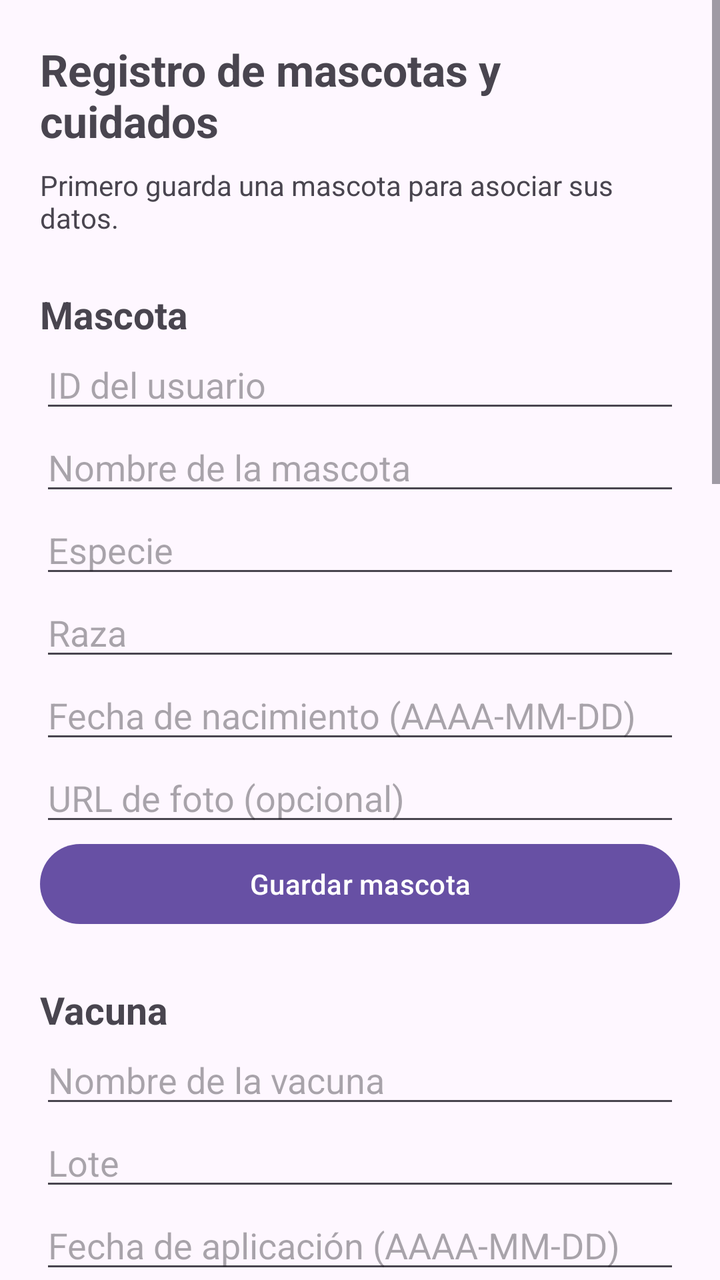
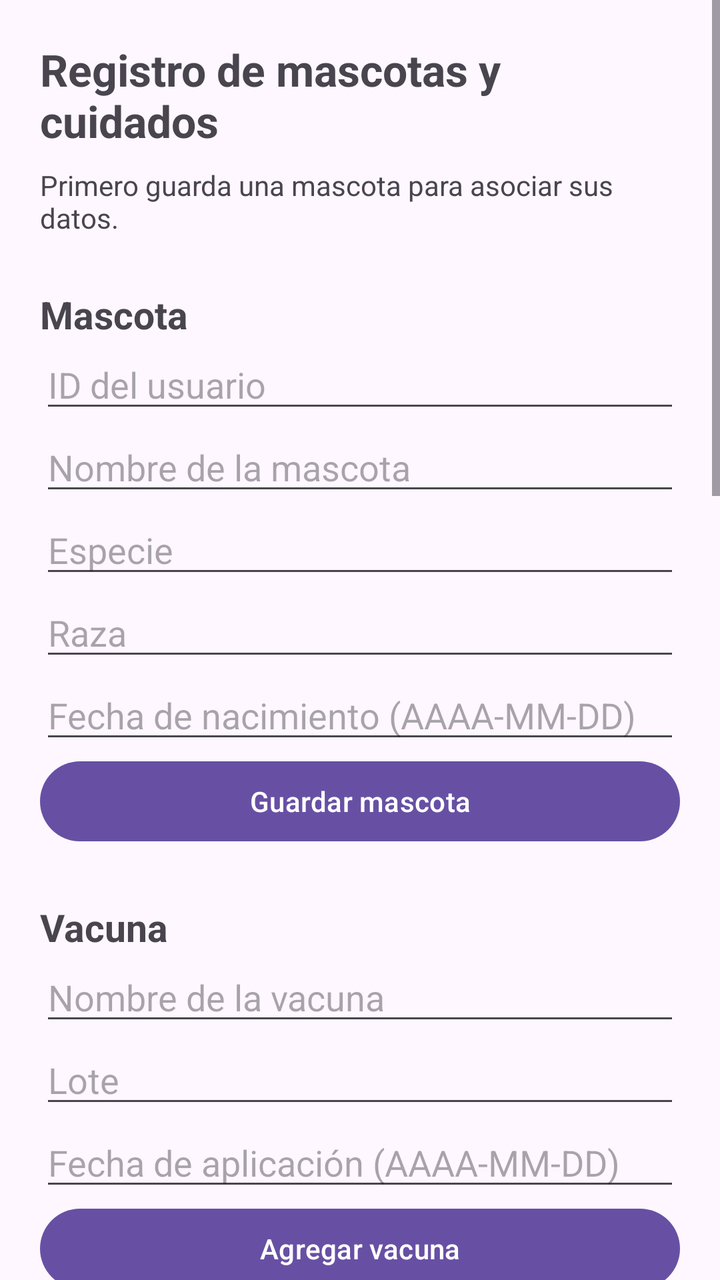

Compare the two renders of this Android layout. The source of the first and the diff that turns it into the second are given below.
<!-- AndroidManifest.xml: application theme Theme.AppHuellitas -->
<!-- res/layout/activity_mascotas.xml -->
<?xml version="1.0" encoding="utf-8"?>
<androidx.constraintlayout.widget.ConstraintLayout xmlns:android="http://schemas.android.com/apk/res/android"
    xmlns:app="http://schemas.android.com/apk/res-auto"
    xmlns:tools="http://schemas.android.com/tools"
    android:id="@+id/main"
    android:layout_width="match_parent"
    android:layout_height="match_parent"
    tools:context=".MascotasPantalla">

    <ScrollView xmlns:android="http://schemas.android.com/apk/res/android"
        android:layout_width="match_parent"
        android:layout_height="match_parent"
        android:fillViewport="true">

        <LinearLayout
            android:layout_width="match_parent"
            android:layout_height="wrap_content"
            android:orientation="vertical"
            android:padding="20dp">

            <TextView
                android:layout_width="match_parent"
                android:layout_height="wrap_content"
                android:text="Registro de mascotas y cuidados"
                android:textSize="22sp"
                android:textStyle="bold" />

            <TextView
                android:id="@+id/txtEstadoMascota"
                android:layout_width="match_parent"
                android:layout_height="wrap_content"
                android:layout_marginTop="8dp"
                android:text="Primero guarda una mascota para asociar sus datos."
                android:textSize="14sp" />

            <TextView
                android:layout_width="match_parent"
                android:layout_height="wrap_content"
                android:layout_marginTop="26dp"
                android:text="Mascota"
                android:textStyle="bold"
                android:textSize="19sp" />

            <EditText
                android:id="@+id/etIdUsuario"
                android:layout_width="match_parent"
                android:layout_height="wrap_content"
                android:hint="ID del usuario"
                android:inputType="text"
                android:importantForAutofill="no" />

            <EditText
                android:id="@+id/etNombre"
                android:layout_width="match_parent"
                android:layout_height="wrap_content"
                android:hint="Nombre de la mascota"
                android:inputType="text"
                android:importantForAutofill="no" />

            <EditText
                android:id="@+id/etEspecie"
                android:layout_width="match_parent"
                android:layout_height="wrap_content"
                android:hint="Especie"
                android:inputType="text"
                android:importantForAutofill="no" />

            <EditText
                android:id="@+id/etRaza"
                android:layout_width="match_parent"
                android:layout_height="wrap_content"
                android:hint="Raza"
                android:inputType="text"
                android:importantForAutofill="no" />

            <EditText
                android:id="@+id/etNacimiento"
                android:layout_width="match_parent"
                android:layout_height="wrap_content"
                android:hint="Fecha de nacimiento (AAAA-MM-DD)"
                android:inputType="text"
                android:importantForAutofill="no" />

            <EditText
                android:id="@+id/etFotoUrl"
                android:layout_width="match_parent"
                android:layout_height="wrap_content"
                android:hint="URL de foto (opcional)"
                android:inputType="text"
                android:importantForAutofill="no" />

            <Button
                android:id="@+id/btnGuardarMascota"
                android:layout_width="match_parent"
                android:layout_height="wrap_content"
                android:text="Guardar mascota" />

            <TextView
                android:layout_width="match_parent"
                android:layout_height="wrap_content"
                android:layout_marginTop="26dp"
                android:text="Vacuna"
                android:textStyle="bold"
                android:textSize="19sp" />

            <EditText
                android:id="@+id/etNombreVacuna"
                android:layout_width="match_parent"
                android:layout_height="wrap_content"
                android:hint="Nombre de la vacuna"
                android:inputType="text"
                android:importantForAutofill="no" />

            <EditText
                android:id="@+id/etLote"
                android:layout_width="match_parent"
                android:layout_height="wrap_content"
                android:hint="Lote"
                android:inputType="text"
                android:importantForAutofill="no" />

            <EditText
                android:id="@+id/etFechaVacuna"
                android:layout_width="match_parent"
                android:layout_height="wrap_content"
                android:hint="Fecha de aplicación (AAAA-MM-DD)"
                android:inputType="text"
                android:importantForAutofill="no" />

            <Button
                android:id="@+id/btnGuardarVacuna"
                android:layout_width="match_parent"
                android:layout_height="wrap_content"
                android:text="Agregar vacuna" />

            <TextView
                android:layout_width="match_parent"
                android:layout_height="wrap_content"
                android:layout_marginTop="26dp"
                android:text="Registro físico"
                android:textStyle="bold"
                android:textSize="19sp" />

            <EditText
                android:id="@+id/etFechaRegistro"
                android:layout_width="match_parent"
                android:layout_height="wrap_content"
                android:hint="Fecha (AAAA-MM-DD)"
                android:inputType="text"
                android:importantForAutofill="no" />

            <EditText
                android:id="@+id/etPeso"
                android:layout_width="match_parent"
                android:layout_height="wrap_content"
                android:hint="Peso (kg)"
                android:inputType="numberDecimal"
                android:importantForAutofill="no" />

            <EditText
                android:id="@+id/etAltura"
                android:layout_width="match_parent"
                android:layout_height="wrap_content"
                android:hint="Altura (cm)"
                android:inputType="numberDecimal"
                android:importantForAutofill="no" />

            <Button
                android:id="@+id/btnGuardarRegistro"
                android:layout_width="match_parent"
                android:layout_height="wrap_content"
                android:text="Agregar registro físico" />

            <TextView
                android:layout_width="match_parent"
                android:layout_height="wrap_content"
                android:layout_marginTop="26dp"
                android:text="Dieta"
                android:textStyle="bold"
                android:textSize="19sp" />

            <EditText
                android:id="@+id/etMarcaAlimento"
                android:layout_width="match_parent"
                android:layout_height="wrap_content"
                android:hint="Marca del alimento"
                android:inputType="text"
                android:importantForAutofill="no" />

            <EditText
                android:id="@+id/etRacion"
                android:layout_width="match_parent"
                android:layout_height="wrap_content"
                android:hint="Ración en gramos"
                android:inputType="number"
                android:importantForAutofill="no" />

            <EditText
                android:id="@+id/etFrecuencia"
                android:layout_width="match_parent"
                android:layout_height="wrap_content"
                android:hint="Veces al día"
                android:inputType="number"
                android:importantForAutofill="no" />

            <Button
                android:id="@+id/btnGuardarDieta"
                android:layout_width="match_parent"
                android:layout_height="wrap_content"
                android:text="Agregar dieta" />

            <TextView
                android:layout_width="match_parent"
                android:layout_height="wrap_content"
                android:layout_marginTop="26dp"
                android:text="Visita veterinaria"
                android:textStyle="bold"
                android:textSize="19sp" />

            <EditText
                android:id="@+id/etFechaVisita"
                android:layout_width="match_parent"
                android:layout_height="wrap_content"
                android:hint="Fecha (AAAA-MM-DD)"
                android:inputType="text"
                android:importantForAutofill="no" />

            <EditText
                android:id="@+id/etLugar"
                android:layout_width="match_parent"
                android:layout_height="wrap_content"
                android:hint="Lugar"
                android:inputType="text"
                android:importantForAutofill="no" />

            <EditText
                android:id="@+id/etMotivo"
                android:layout_width="match_parent"
                android:layout_height="wrap_content"
                android:hint="Motivo"
                android:inputType="text"
                android:importantForAutofill="no" />

            <EditText
                android:id="@+id/etDiagnostico"
                android:layout_width="match_parent"
                android:layout_height="wrap_content"
                android:hint="Diagnóstico"
                android:inputType="text"
                android:importantForAutofill="no" />

            <Button
                android:id="@+id/btnGuardarVisita"
                android:layout_width="match_parent"
                android:layout_height="wrap_content"
                android:text="Agregar visita" />

            <TextView
                android:layout_width="match_parent"
                android:layout_height="wrap_content"
                android:layout_marginTop="26dp"
                android:text="Recordatorio"
                android:textStyle="bold"
                android:textSize="19sp" />

            <EditText
                android:id="@+id/etTituloRecordatorio"
                android:layout_width="match_parent"
                android:layout_height="wrap_content"
                android:hint="Título"
                android:inputType="text"
                android:importantForAutofill="no" />

            <EditText
                android:id="@+id/etFechaHora"
                android:layout_width="match_parent"
                android:layout_height="wrap_content"
                android:hint="Fecha y hora (AAAA-MM-DD HH:MM)"
                android:inputType="text"
                android:importantForAutofill="no" />

            <EditText
                android:id="@+id/etTipoNotificacion"
                android:layout_width="match_parent"
                android:layout_height="wrap_content"
                android:hint="Tipo de notificación"
                android:inputType="text"
                android:importantForAutofill="no" />

            <CheckBox
                android:id="@+id/checkActivo"
                android:layout_width="wrap_content"
                android:layout_height="wrap_content"
                android:text="Recordatorio activo"
                android:checked="true" />

            <Button
                android:id="@+id/btnGuardarRecordatorio"
                android:layout_width="match_parent"
                android:layout_height="wrap_content"
                android:text="Agregar recordatorio" />

        </LinearLayout>
    </ScrollView>

</androidx.constraintlayout.widget.ConstraintLayout>
<!-- resources referenced by this layout -->
<resources>
  <style name="Theme.AppHuellitas" parent="Base.Theme.AppHuellitas" />
  <style name="Base.Theme.AppHuellitas" parent="Theme.Material3.DayNight.NoActionBar">
          
          
      </style>
</resources>

<!-- the commit's change to res/layout/activity_mascotas.xml (unified diff, before → after) -->
@@ -81,14 +81,6 @@
                 android:inputType="text"
                 android:importantForAutofill="no" />
 
-            <EditText
-                android:id="@+id/etFotoUrl"
-                android:layout_width="match_parent"
-                android:layout_height="wrap_content"
-                android:hint="URL de foto (opcional)"
-                android:inputType="text"
-                android:importantForAutofill="no" />
-
             <Button
                 android:id="@+id/btnGuardarMascota"
                 android:layout_width="match_parent"
